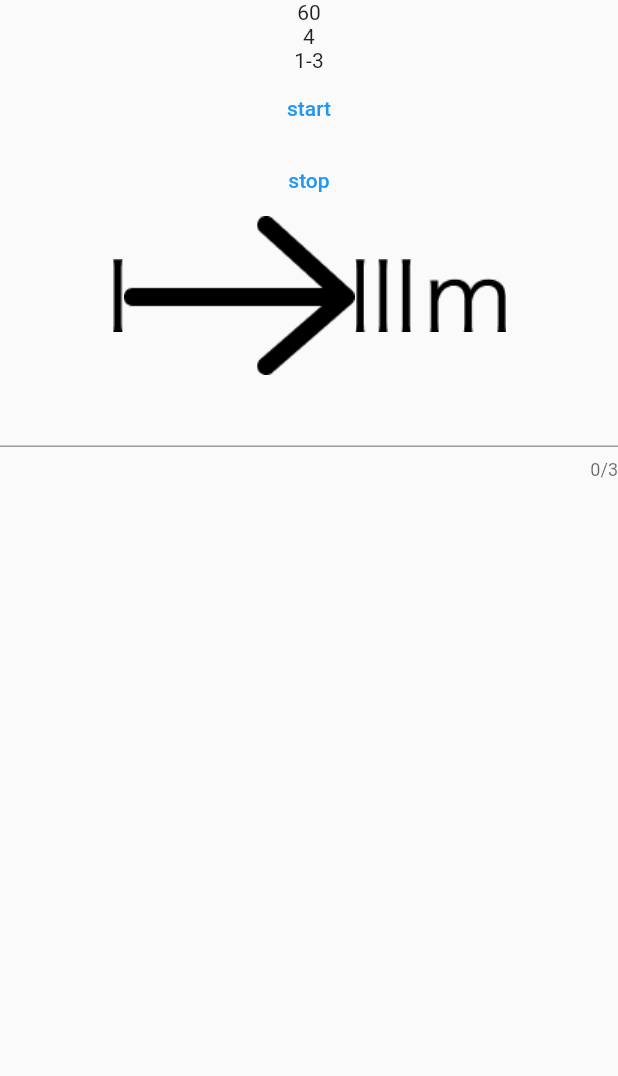
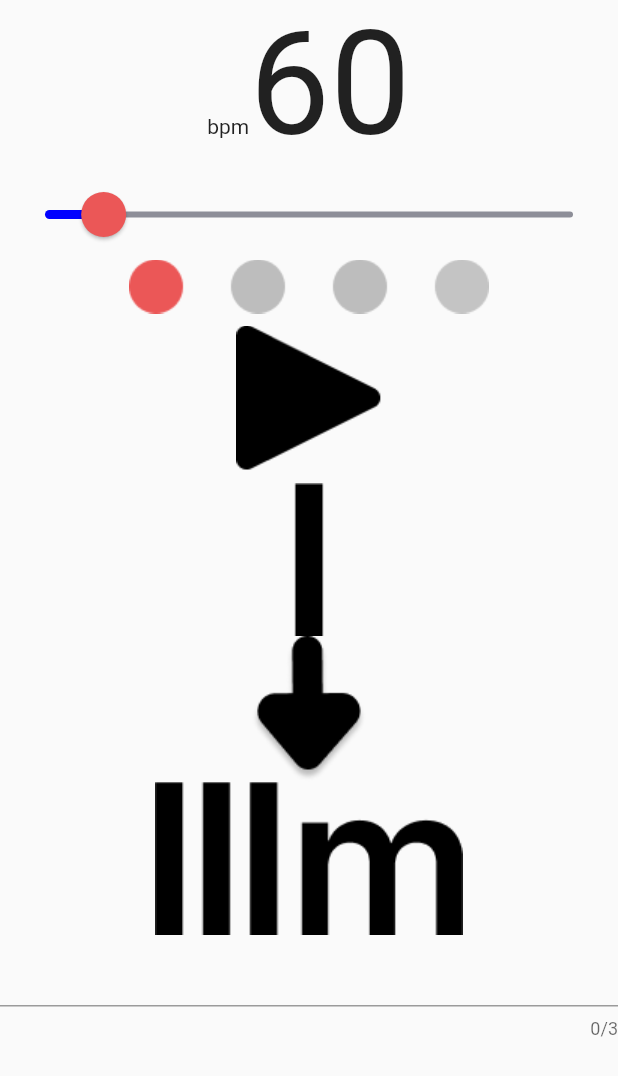
Before and after one commit to modeverv/flutter_chord_practice, a Flutter app: the screen it shows after launch, on a phone screen of 412 x 824 dp. Shown: the top 1076 px of the screen. Run offline on Flutter 3.47's test engine with Material 2 defaults, Android fonts, the phone set to English and light mode, and no system bars; our stand-ins replace audioplayers; missing offline and left inert: soundpool.

Commit message:
2022-03-13 22:33:29

```diff
--- a/lib/main.dart
+++ b/lib/main.dart
@@ -6,8 +6,8 @@ import 'package:flutter/material.dart';
 import 'package:flutter/services.dart';
 import 'package:soundpool/soundpool.dart';
 
-const SOUND_CLICK = 'sounds/click2.wav';
-const SOUND_CLICKA = 'assets/sounds/click2.wav';
+const SOUND_CLICK = 'sounds/pi.wav';
+const SOUND_CLICKA = 'assets/sounds/pi.wav';
 
 void main() {
   runApp(const MyApp());
@@ -48,7 +48,7 @@ class _MyAppState extends State<MyApp> {
   Future<void> cache() async {
     _cache.loadAll([SOUND_CLICK]);
     soundId = await rootBundle
-        .load("assets/sounds/click2.wav")
+        .load("assets/sounds/pi.wav")
         .then((ByteData soundData) {
       return pool.load(soundData);
     });
@@ -75,11 +75,26 @@ class _MyAppState extends State<MyApp> {
     });
   }
 
+  @override
   void dispose() {
     timer.cancelTimer();
   }
 
-  AudioPlayer? _player = null;
+  String mode = "play";
+  void toggle() {
+    if (mode == "play") {
+      resetTimer();
+      setState(() {
+        mode = "stop";
+      });
+    } else {
+      timer.cancelTimer();
+      setState(() {
+        mode = "play";
+      });
+    }
+  }
+
   void resetTimer() {
     print('resetTimer');
     timer.cancelTimer();
@@ -111,39 +126,62 @@ class _MyAppState extends State<MyApp> {
   @override
   Widget build(BuildContext context) {
     timer.tempo = tempo;
-    print('build');
     return MaterialApp(
       home: SafeArea(
         child: Scaffold(
           body: Center(
             child: Column(
               children: [
-                Text(
-                  tempo.toString(),
+                Row(
+                  mainAxisAlignment: MainAxisAlignment.center,
+                  crossAxisAlignment: CrossAxisAlignment.baseline,
+                  textBaseline: TextBaseline.alphabetic,
+                  children: [
+                    const Text('bpm'),
+                    Text(
+                      tempo.toString(),
+                      style: const TextStyle(fontSize: 96.0),
+                    ),
+                  ],
                 ),
-                Text(
-                  (4 - _count).toString(),
+                SliderTheme(
+                  data: SliderTheme.of(context).copyWith(
+                    thumbShape:
+                        const RoundSliderThumbShape(enabledThumbRadius: 15.0),
+                    overlayShape:
+                        const RoundSliderOverlayShape(overlayRadius: 30.0),
+                    thumbColor: const Color(0xFFEB5757),
+                    activeTrackColor: const Color(0XFF0000FF),
+                    inactiveTrackColor: const Color(0xff8d8e98),
+                    overlayColor: const Color(0x29EB1555),
+                  ),
+                  child: Slider(
+                      value: tempo.toDouble(),
+                      min: 30.0,
+                      max: 300.0,
+                      onChanged: (double x) {
+                        setState(() {
+                          tempo = x.toInt();
+                        });
+                      }),
                 ),
-                Text(
-                  (currentImgNum).toString() + '-' + (imgNum).toString(),
-                ),
+                Image.asset('assets/images/haku${_count + 1}.png'),
                 TextButton(
-                  onPressed: () {
-                    resetTimer();
-                  },
-                  child: const Text('start'),
-                ),
-                TextButton(
-                  onPressed: () {
-                    timer.cancelTimer();
-                  },
-                  child: const Text('stop'),
-                ),
-                Row(
+                    onPressed: () {
+                      toggle();
+                    },
+                    child: Image.asset("assets/images/$mode.png")),
+//                TextButton(
+//                  onPressed: () {
+//                    timer.cancelTimer();
+//                  },
+//                  child: Image.asset("assets/images/stop.png"),
+//                ),
+                Column(
                   mainAxisAlignment: MainAxisAlignment.center,
                   children: [
                     Image.asset('assets/images/$currentImgNum.png'),
-                    Image.asset('assets/images/arrow.png'),
+                    Image.asset('assets/images/to.png'),
                     Image.asset('assets/images/$imgNum.png'),
                   ],
                 ),
```
Also changed, not shown: assets/images/1.png, assets/images/2.png, assets/images/3.png, assets/images/4.png, assets/images/5.png, assets/images/6.png, assets/images/7.png, assets/images/arrow.png (deleted), assets/images/haku1.png (added), assets/images/haku2.png (added), assets/images/haku3.png (added), assets/images/haku4.png (added), assets/images/play.png (added), assets/images/stop.png (added), 1 more files, 4 other files.
